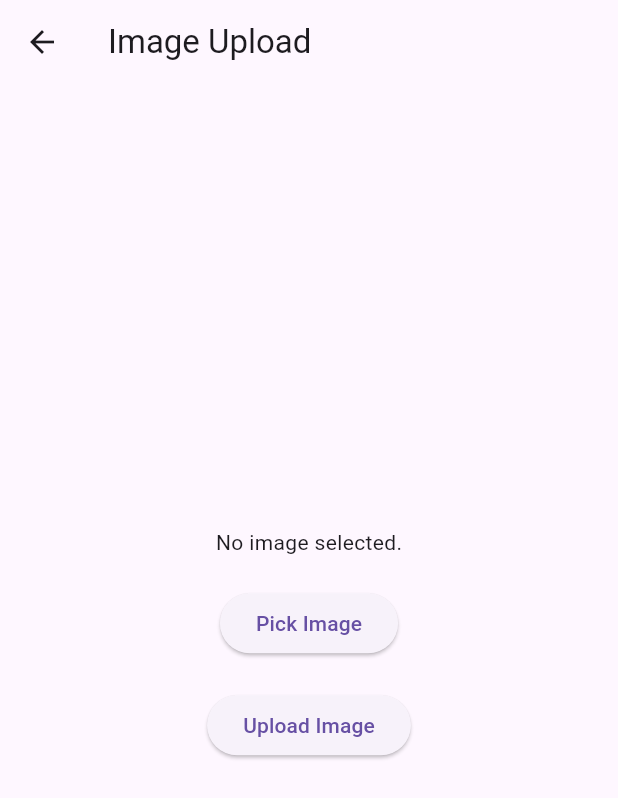
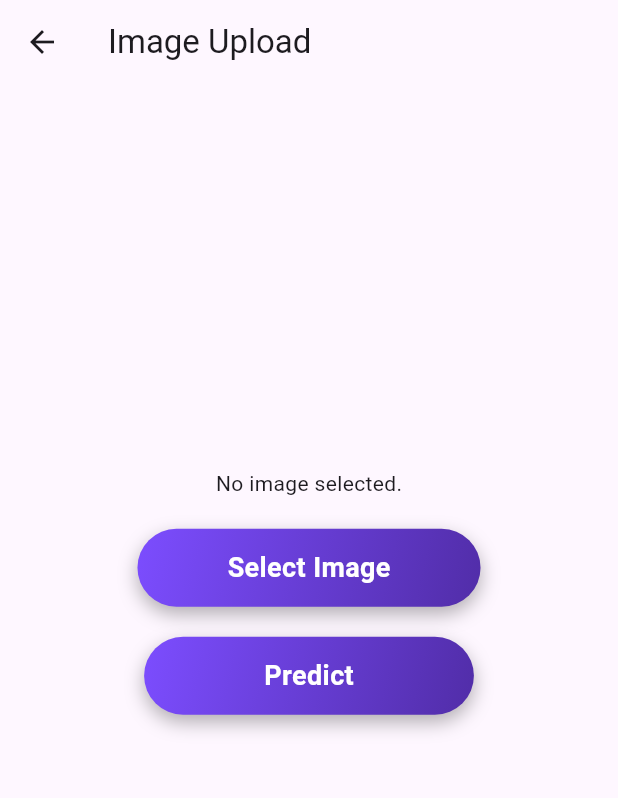
Before and after one commit to Matti0786/helmetdetect, a Flutter app: the SingleImageDetector screen opened by its route, on a phone screen of 412 x 824 dp. Shown: the top 798 px of the screen. Run offline on Flutter 3.47's test engine with Material 3 defaults, Android fonts, the phone set to English and light mode, and no system bars; our stand-ins replace camera, firebase_auth, firebase_core, firebase_storage, image_picker; missing offline and left inert: flutter_pytorch; accounts and stored records are empty.

Commit message:
Ui2 Change commit

```diff
--- a/lib/pages/Home.dart
+++ b/lib/pages/Home.dart
@@ -33,14 +33,14 @@ class Home extends StatelessWidget {
               bottomLeft: Radius.circular(0),
               // Adjust this radius to control the circular effect
               bottomRight: Radius.circular(
-                  0), // Adjust this radius to control the circular effect
+                  100), // Adjust this radius to control the circular effect
             ),
             child: ImageFiltered(
               imageFilter: ImageFilter.blur(sigmaX: 2, sigmaY: 2),
               child: Image.asset(
                 'assets/images/bg.jpg', // Replace with your image path
-                height: MediaQuery.of(context).size.height * 0.35,
-                fit: BoxFit.fitHeight,
+                height: MediaQuery.of(context).size.height * 0.45,
+                fit: BoxFit.cover,
               ),
             ),
           ),
--- a/lib/pages/PredictionPage.dart
+++ b/lib/pages/PredictionPage.dart
@@ -10,6 +10,12 @@ class PredictionPage extends StatelessWidget {
   Widget build(BuildContext context) {
     return Scaffold(
       appBar: AppBar(
+        backgroundColor: Theme.of(context).primaryColor,
+        centerTitle: true,
+        title: Text(
+          "Prediction Page",
+          style: TextStyle(color: Colors.white),
+        ),
         leading: IconButton(
           onPressed: () {
             Navigator.pop(context);
--- a/lib/pages/SingleImageDetector.dart
+++ b/lib/pages/SingleImageDetector.dart
@@ -30,7 +30,7 @@ class _SingleImageDetectorState extends State<SingleImageDetector> {
     }
   }
 
-  Future<void> uploadImage() async {
+  Future<void> _detectHelmet() async {
     setState(() {
       predicting = true;
     });
@@ -53,7 +53,6 @@ class _SingleImageDetectorState extends State<SingleImageDetector> {
       if (response.statusCode == 200) {
         var responseBody = jsonDecode(response.body);
         bool withoutHelmetDetected = responseBody['without_helmet_detected'];
-        print('withoutHelmetDetected: $withoutHelmetDetected');
         setState(() {
           predicting = false;
           if (withoutHelmetDetected)
@@ -64,12 +63,15 @@ class _SingleImageDetectorState extends State<SingleImageDetector> {
             prediction = 'Not Detected';
         });
       } else {
-        print('Failed to upload image');
-        print(response.body);
+        setState(() {
+          prediction = 'Something went wrong';
+        });
       }
     } catch (e) {
-      print('Error uploading image: $e');
+      setState(() {
         predicting = false;
+        prediction = 'Something went wrong';
+      });
     }
   }
 
@@ -80,6 +82,7 @@ class _SingleImageDetectorState extends State<SingleImageDetector> {
         title: Text('Image Upload'),
       ),
       body: Center(
+        child: SingleChildScrollView(
           child: Column(
             mainAxisAlignment: MainAxisAlignment.center,
             children: <Widget>[
@@ -87,19 +90,86 @@ class _SingleImageDetectorState extends State<SingleImageDetector> {
                   ? Text('No image selected.')
                   : Image.file(File(_imageFile!.path)),
               SizedBox(height: 20),
-            ElevatedButton(
-              onPressed: pickImage,
-              child: Text('Pick Image'),
+              InkWell(
+                onTap: pickImage,
+                child: Container(
+                  decoration: BoxDecoration(
+                    borderRadius: BorderRadius.circular(30),
+                    gradient: LinearGradient(
+                      colors: [
+                        Colors.deepPurpleAccent,
+                        Colors.deepPurple.shade700
+                      ],
+                      begin: Alignment.topLeft,
+                      end: Alignment.bottomRight,
+                    ),
+                    boxShadow: [
+                      BoxShadow(
+                        color: Colors.black.withOpacity(0.3),
+                        blurRadius: 10,
+                        offset: Offset(0, 5),
+                      ),
+                    ],
+                  ),
+                  padding: EdgeInsets.symmetric(horizontal: 60, vertical: 13),
+                  child: Text(
+                    'Select Image',
+                    style: TextStyle(
+                      color: Colors.white,
+                      fontSize: 18,
+                      fontWeight: FontWeight.bold,
+                    ),
+                  ),
+                ),
               ),
               SizedBox(height: 20),
               predicting
                   ? CircularProgressIndicator()
-                : ElevatedButton(
-                    onPressed: uploadImage,
-                    child: Text('Upload Image'),
+                  : InkWell(
+                      onTap: _detectHelmet,
+                      child: Container(
+                        decoration: BoxDecoration(
+                          borderRadius: BorderRadius.circular(30),
+                          gradient: LinearGradient(
+                            colors: [
+                              Colors.deepPurpleAccent,
+                              Colors.deepPurple.shade700
+                            ],
+                            begin: Alignment.topLeft,
+                            end: Alignment.bottomRight,
                           ),
-            Text(prediction)
+                          boxShadow: [
+                            BoxShadow(
+                              color: Colors.black.withOpacity(0.3),
+                              blurRadius: 10,
+                              offset: Offset(0, 5),
+                            ),
                           ],
+                        ),
+                        padding:
+                            EdgeInsets.symmetric(horizontal: 80, vertical: 13),
+                        child: Text(
+                          'Predict',
+                          style: TextStyle(
+                            color: Colors.white,
+                            fontSize: 18,
+                            fontWeight: FontWeight.bold,
+                          ),
+                        ),
+                      ),
+                    ),
+              SizedBox(height: 20),
+              prediction == ""
+                  ? Text("")
+                  : Text(
+                      "Results are: $prediction",
+                      style: TextStyle(fontSize: 20),
+                    ),
+              SizedBox(
+                height: 50,
+              )
+            ],
+          ),
         ),
       ),
     );
```
Also changed, not shown: lib/pages/Camera.dart (+17 -77 lines). Lines whose indentation alone changed are shown as unchanged.
